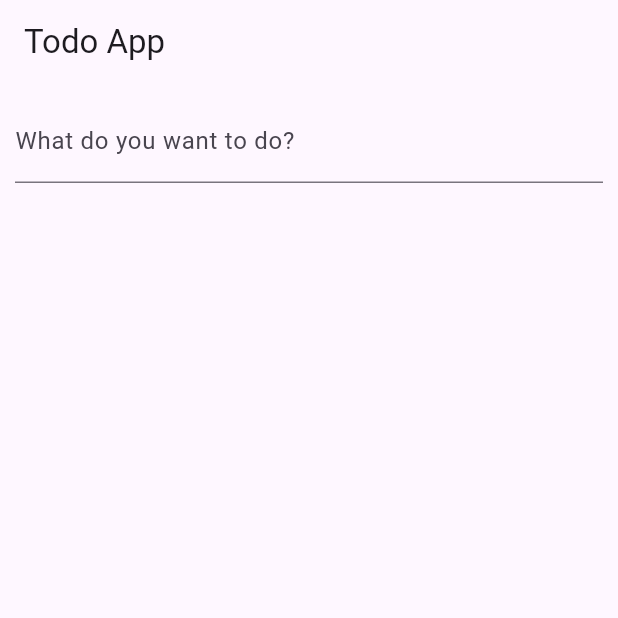
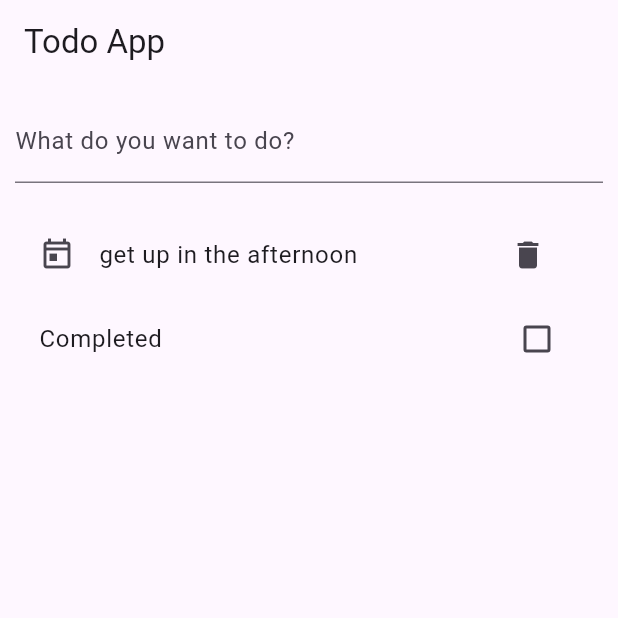
Before and after one commit to Sanjayyy005/flutter-dart, a Flutter app: the screen it shows after launch, after a tap on the "delete" icon, on a phone screen of 412 x 824 dp, the top half of it. Run offline on Flutter 3.47's test engine with Material 3 defaults, Android fonts, the phone set to English and light mode, and no system bars; drawn by our look-alikes of flutter_form_builder; our stand-ins replace flutter_riverpod, form_builder_validators, go_router.

Commit message:
change here look

```diff
--- a/lib/main.dart
+++ b/lib/main.dart
@@ -6,6 +6,11 @@ import 'package:flutterapp/routes/app_routes.dart';
 
 void main (){
   runApp(ProviderScope(child: Main()));
+
+  // final some = [11,22,33,44,55,66];
+  // print([
+  //   for(final n in some) n+2
+  // ]);
 
 }
 class Main extends StatelessWidget {
--- a/lib/models/todo.dart
+++ b/lib/models/todo.dart
@@ -12,9 +12,6 @@ class Todo{
     required this.isCompleted,
 });
 
-  factory Todo.add(String todo){
-    return Todo(todo: todo, isCompleted: false);
 
-  }
 
 }
--- a/lib/providers/todo_provider.dart
+++ b/lib/providers/todo_provider.dart
@@ -9,7 +9,8 @@ class TodoProvider extends Notifier<List<Todo>>{
   @override
   List<Todo> build() {
     return [
-      Todo(todo: 'get up in the morning', isCompleted: false)
+      Todo(todo: 'get up in the morning', isCompleted: false),
+      Todo(todo: 'get up in the afternoon', isCompleted: false),
     ];
   }
 
@@ -22,4 +23,10 @@ class TodoProvider extends Notifier<List<Todo>>{
     state = [...state];
   }
 
+  void updateTodo(Todo newTodo, bool val){
+    state = [
+      for(final todo in state) todo == newTodo ?
+      Todo(todo: newTodo.todo, isCompleted: val) : todo
+    ];
+  }
 }
--- a/lib/widgets/input_widget.dart
+++ b/lib/widgets/input_widget.dart
@@ -25,7 +25,7 @@ class _InputWidgetState extends State<InputWidget> {
              FormBuilderTextField(
                onSubmitted: (val) {
                  if(_formkey.currentState!.saveAndValidate(focusOnInvalid: false)) {
-                   ref.read(todoProvider.notifier).addTodo(Todo.add(val!));
+                   ref.read(todoProvider.notifier).addTodo(Todo(todo:val!, isCompleted: false));
                    _formkey.currentState!.reset();
                  }
                },
--- a/lib/widgets/todo_list.dart
+++ b/lib/widgets/todo_list.dart
@@ -9,17 +9,19 @@ class TodoList extends ConsumerWidget {
   const TodoList({super.key});
 
   @override
-  Widget build(BuildContext context, WidgetRef ref) {
+  Widget build(BuildContext context, ref) {
     final todoList = ref.watch(todoProvider);
     return Expanded(
     child: ListView.separated(
     itemBuilder: (context, index){
   final todo = todoList[index];
-  return ListTile(
+  return Column(
+    children: [
+      ListTile(
       leading: Icon(Icons.today_outlined),
       title: Text(todo.todo),
         trailing: SizedBox(
-      width: 90,
+          width: 50,
           child: Row(
             children: [
               IconButton(onPressed: (){
@@ -29,6 +31,17 @@ class TodoList extends ConsumerWidget {
             ],
           ),
         ),
+      ),
+
+
+        CheckboxListTile(
+           title: Text('Completed'),
+            value: todo.isCompleted,
+            onChanged: (val){
+             ref.read(todoProvider.notifier).updateTodo(todo, val!);
+        }
+        )
+    ],
   );
   },
   separatorBuilder: (context, index){
```
Lines whose indentation alone changed are shown as unchanged.
